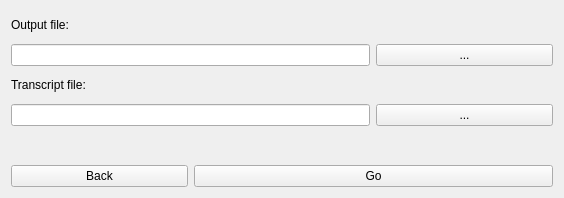
Before: the Qt Designer form SubScraperGUI/OutputSelect.ui in lkelly451/SubScraperGUI, drawn with Qt 5.
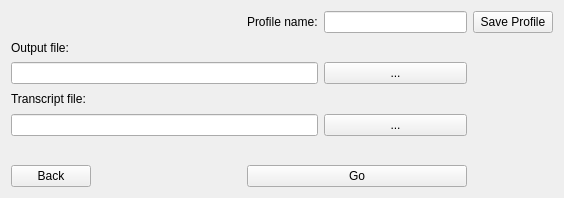
After: the same form once the commit is applied.

Commit message: Save and load profile functionality added

Diff of the .ui file:
```diff
--- a/SubScraperGUI/OutputSelect.ui
+++ b/SubScraperGUI/OutputSelect.ui
@@ -14,61 +14,98 @@
    <string>OutputSelect</string>
   </property>
   <layout class="QGridLayout" name="gridLayout">
-   <item row="1" column="0" colspan="2">
-    <widget class="QLineEdit" name="outputLineEdit"/>
-   </item>
    <item row="2" column="0">
-    <widget class="QLabel" name="transcriptLabel">
-     <property name="text">
-      <string>Transcript file:</string>
-     </property>
-    </widget>
-   </item>
-   <item row="3" column="0" colspan="2">
-    <widget class="QLineEdit" name="transcriptLineEdit"/>
-   </item>
-   <item row="1" column="2">
-    <widget class="QPushButton" name="outputFileSelect">
-     <property name="text">
-      <string>...</string>
-     </property>
-    </widget>
-   </item>
-   <item row="5" column="0">
-    <widget class="QPushButton" name="backButton">
-     <property name="text">
-      <string>Back</string>
-     </property>
-    </widget>
-   </item>
-   <item row="3" column="2">
-    <widget class="QPushButton" name="transcriptFileSelect">
-     <property name="text">
-      <string>...</string>
-     </property>
-    </widget>
-   </item>
-   <item row="0" column="0">
     <widget class="QLabel" name="outputLabel">
      <property name="text">
       <string>Output file:</string>
      </property>
     </widget>
    </item>
-   <item row="5" column="1" colspan="2">
+   <item row="1" column="3">
+    <widget class="QLineEdit" name="profileName"/>
+   </item>
+   <item row="7" column="2" colspan="2">
     <widget class="QPushButton" name="goButton">
      <property name="text">
       <string>Go</string>
      </property>
     </widget>
    </item>
-   <item row="4" column="0">
+   <item row="5" column="3">
+    <widget class="QPushButton" name="transcriptFileSelect">
+     <property name="text">
+      <string>...</string>
+     </property>
+    </widget>
+   </item>
+   <item row="1" column="4">
+    <widget class="QPushButton" name="saveProfileButton">
+     <property name="text">
+      <string>Save Profile</string>
+     </property>
+    </widget>
+   </item>
+   <item row="7" column="0">
+    <widget class="QPushButton" name="backButton">
+     <property name="text">
+      <string>Back</string>
+     </property>
+    </widget>
+   </item>
+   <item row="1" column="0">
+    <widget class="QLabel" name="profileNameWarning">
+     <property name="text">
+      <string/>
+     </property>
+    </widget>
+   </item>
+   <item row="5" column="0" colspan="3">
+    <widget class="QLineEdit" name="transcriptLineEdit"/>
+   </item>
+   <item row="1" column="2">
+    <widget class="QLabel" name="profileLabel">
+     <property name="text">
+      <string>Profile name:</string>
+     </property>
+    </widget>
+   </item>
+   <item row="6" column="0">
     <widget class="QLabel" name="continueWarning">
      <property name="text">
       <string/>
      </property>
     </widget>
    </item>
+   <item row="4" column="0">
+    <widget class="QLabel" name="transcriptLabel">
+     <property name="text">
+      <string>Transcript file:</string>
+     </property>
+    </widget>
+   </item>
+   <item row="3" column="0" colspan="3">
+    <widget class="QLineEdit" name="outputLineEdit"/>
+   </item>
+   <item row="3" column="3">
+    <widget class="QPushButton" name="outputFileSelect">
+     <property name="text">
+      <string>...</string>
+     </property>
+    </widget>
+   </item>
+   <item row="1" column="1">
+    <spacer name="horizontalSpacer">
+     <property name="orientation">
+      <enum>Qt::Horizontal</enum>
+     </property>
+     <property name="sizeHint" stdset="0">
+      <size>
+       <width>40</width>
+       <height>20</height>
+      </size>
+     </property>
+    </spacer>
+   </item>
   </layout>
  </widget>
  <layoutdefault spacing="6" margin="11"/>
```
The commit also changes 10 other files.
